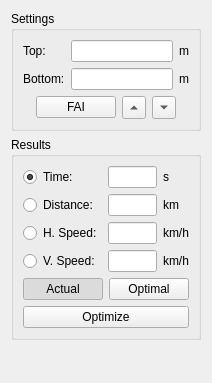
flysight/flysight-viewer-qt, file src/scoringview.ui: the form before one commit.
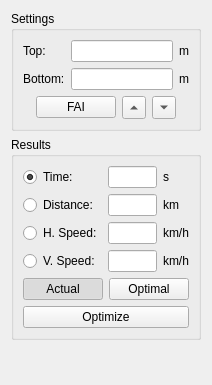
The form after the commit.

Commit message: Make scoring view resizable

Patch:
```diff
--- a/src/scoringview.ui
+++ b/src/scoringview.ui
@@ -7,12 +7,18 @@
     <x>0</x>
     <y>0</y>
     <width>200</width>
-    <height>383</height>
+    <height>385</height>
    </rect>
   </property>
+  <property name="sizePolicy">
+   <sizepolicy hsizetype="Preferred" vsizetype="Preferred">
+    <horstretch>0</horstretch>
+    <verstretch>0</verstretch>
+   </sizepolicy>
+  </property>
   <property name="maximumSize">
    <size>
-    <width>200</width>
+    <width>16777215</width>
     <height>16777215</height>
    </size>
   </property>
```
